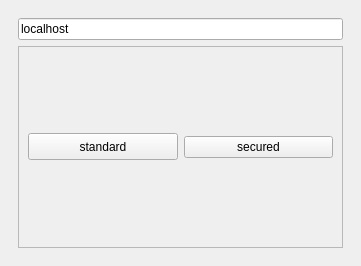
First picture: the form in Ben_AFK/mainwindow.ui, repository soleraeus/42_Matt-Daemon, before the edit.
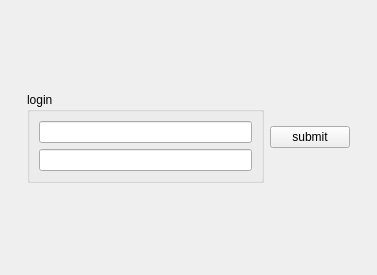
Second picture: the form after the edit. The open tabs and pages were chosen to show the change.

Patch:
```diff
--- a/Ben_AFK/mainwindow.ui
+++ b/Ben_AFK/mainwindow.ui
@@ -6,8 +6,8 @@
    <rect>
     <x>0</x>
     <y>0</y>
-    <width>361</width>
-    <height>266</height>
+    <width>377</width>
+    <height>275</height>
    </rect>
   </property>
   <property name="windowTitle">
@@ -18,7 +18,7 @@
     <item row="0" column="0">
      <widget class="QStackedWidget" name="stackedWidget">
       <property name="currentIndex">
-       <number>0</number>
+       <number>1</number>
       </property>
       <widget class="QWidget" name="pageChoose">
        <layout class="QGridLayout" name="gridLayout_4">
@@ -63,6 +63,50 @@
         </item>
        </layout>
       </widget>
+      <widget class="QWidget" name="page_3">
+       <property name="minimumSize">
+        <size>
+         <width>359</width>
+         <height>0</height>
+        </size>
+       </property>
+       <property name="maximumSize">
+        <size>
+         <width>359</width>
+         <height>16777215</height>
+        </size>
+       </property>
+       <layout class="QGridLayout" name="gridLayout_11">
+        <item row="0" column="0">
+         <widget class="QWidget" name="widget" native="true">
+          <layout class="QGridLayout" name="gridLayout_10">
+           <item row="0" column="0">
+            <widget class="QGroupBox" name="groupBox_2">
+             <property name="title">
+              <string>login</string>
+             </property>
+             <layout class="QGridLayout" name="gridLayout_9">
+              <item row="0" column="0">
+               <widget class="QLineEdit" name="lineUsername_2"/>
+              </item>
+              <item row="1" column="0">
+               <widget class="QLineEdit" name="linePassword_2"/>
+              </item>
+             </layout>
+            </widget>
+           </item>
+           <item row="0" column="1">
+            <widget class="QPushButton" name="buttonSubmit_2">
+             <property name="text">
+              <string>submit</string>
+             </property>
+            </widget>
+           </item>
+          </layout>
+         </widget>
+        </item>
+       </layout>
+      </widget>
       <widget class="QWidget" name="pageLoading">
        <layout class="QGridLayout" name="gridLayout_5">
         <item row="0" column="0">
```
Left out of the diff: 4 changed lines with no effect on the pictures.
